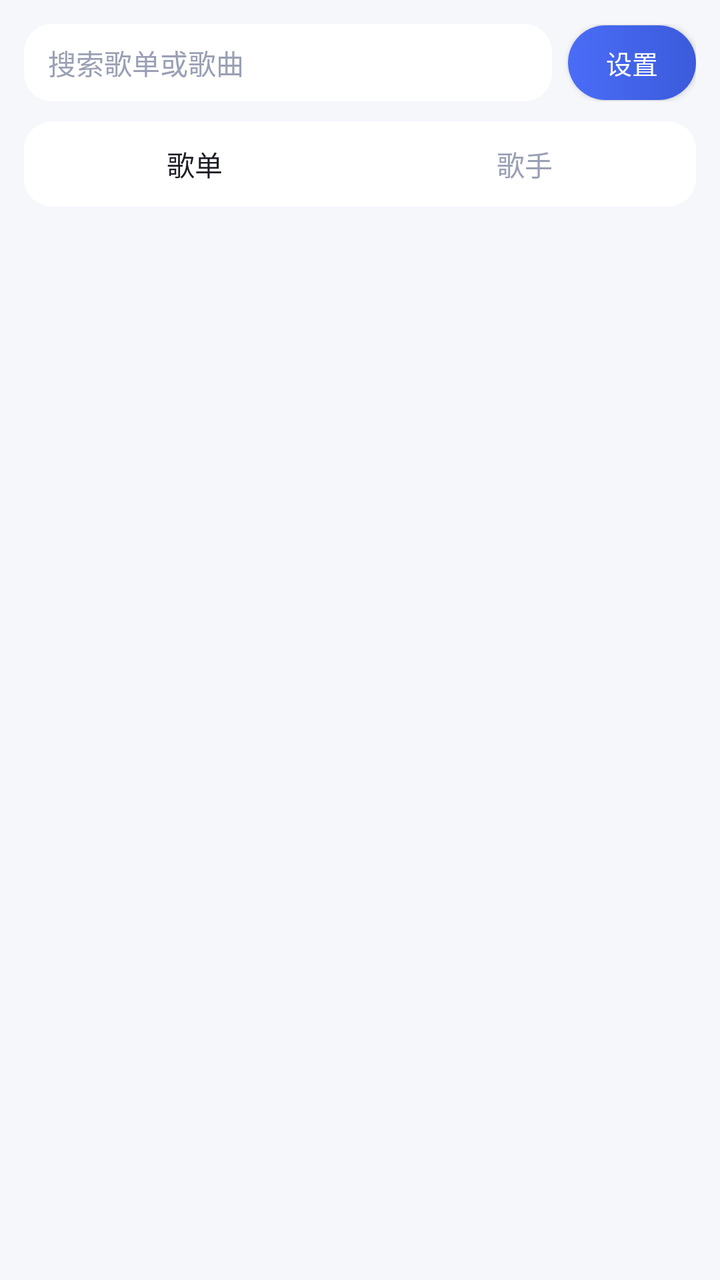
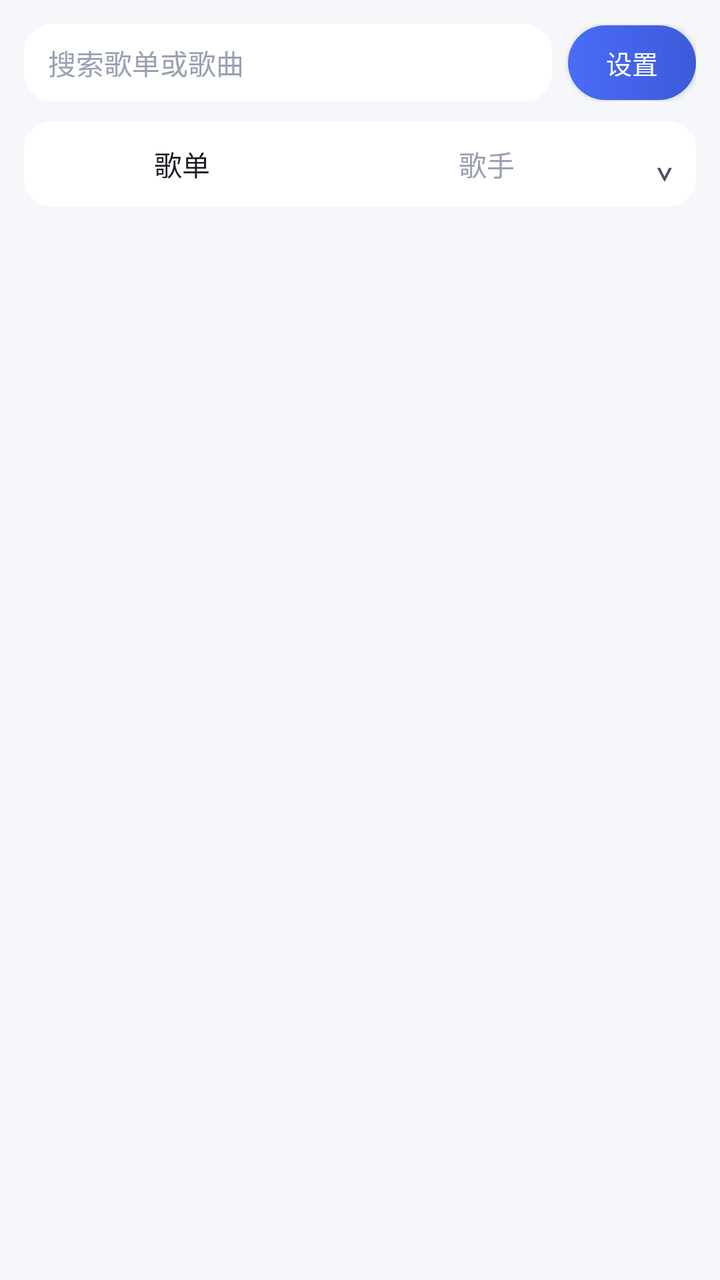

Compare the two renders of this Android layout. The source of the first and the diff that turns it into the second are given below.
<!-- AndroidManifest.xml: application theme Theme.SubtitlePlayer -->
<!-- res/layout/page_library.xml -->
<?xml version="1.0" encoding="utf-8"?>
<LinearLayout xmlns:android="http://schemas.android.com/apk/res/android"
    android:id="@+id/pageLibrary"
    android:layout_width="match_parent"
    android:layout_height="match_parent"
    android:orientation="vertical"
    android:padding="12dp">

    <LinearLayout
        android:layout_width="match_parent"
        android:layout_height="wrap_content"
        android:gravity="center_vertical"
        android:orientation="horizontal">

        <EditText
            android:id="@+id/searchEntry"
            android:layout_width="0dp"
            android:layout_height="wrap_content"
            android:layout_weight="1"
            android:background="@drawable/bg_mini"
            android:clickable="true"
            android:cursorVisible="false"
            android:focusable="false"
            android:hint="@string/search_hint"
            android:inputType="text"
            android:maxLines="1"
            android:paddingStart="12dp"
            android:paddingEnd="12dp"
            android:paddingTop="9dp"
            android:paddingBottom="9dp"
            android:textColor="@color/text_primary"
            android:textColorHint="@color/text_hint"
            android:textSize="14sp" />

        <Button
            android:id="@+id/btnSettings"
            style="@style/BtnStyle"
            android:layout_width="wrap_content"
            android:layout_height="wrap_content"
            android:layout_marginStart="8dp"
            android:minWidth="64dp"
            android:text="@string/settings" />
    </LinearLayout>

    <LinearLayout
        android:layout_width="match_parent"
        android:layout_height="wrap_content"
        android:layout_marginTop="10dp"
        android:background="@drawable/bg_mini"
        android:orientation="horizontal"
        android:padding="3dp">

        <TextView
            android:id="@+id/segPlaylists"
            android:layout_width="0dp"
            android:layout_height="wrap_content"
            android:layout_weight="1"
            android:background="@drawable/bg_segment_active"
            android:gravity="center"
            android:padding="8dp"
            android:text="@string/segment_playlists"
            android:textColor="@color/text_primary"
            android:textSize="14sp" />

        <TextView
            android:id="@+id/segArtists"
            android:layout_width="0dp"
            android:layout_height="wrap_content"
            android:layout_weight="1"
            android:gravity="center"
            android:padding="8dp"
            android:text="@string/segment_artists"
            android:textColor="@color/text_hint"
            android:textSize="14sp" />
    </LinearLayout>

    <TextView
        android:id="@+id/txtTreePath"
        android:layout_width="match_parent"
        android:layout_height="wrap_content"
        android:layout_marginTop="6dp"
        android:background="?attr/selectableItemBackground"
        android:clickable="true"
        android:ellipsize="start"
        android:focusable="true"
        android:gravity="center_vertical"
        android:paddingStart="4dp"
        android:paddingEnd="4dp"
        android:singleLine="true"
        android:textColor="@color/text_primary"
        android:textSize="13sp"
        android:visibility="gone" />

    <FrameLayout
        android:layout_width="match_parent"
        android:layout_height="0dp"
        android:layout_marginTop="8dp"
        android:layout_weight="1">

        <androidx.recyclerview.widget.RecyclerView
            android:id="@+id/recyclerPlaylists"
            android:layout_width="match_parent"
            android:layout_height="match_parent"
            android:clipToPadding="false"
            android:paddingBottom="8dp" />

        <androidx.recyclerview.widget.RecyclerView
            android:id="@+id/recyclerArtists"
            android:layout_width="match_parent"
            android:layout_height="match_parent"
            android:clipToPadding="false"
            android:paddingBottom="8dp"
            android:visibility="gone" />
    </FrameLayout>

</LinearLayout>
<!-- resources referenced by this layout -->
<resources>
  <color name="text_hint">#9AA0B4</color>
  <color name="text_primary">#1B1C24</color>
  <!-- drawable bg_mini (drawable) -->
  <?xml version="1.0" encoding="utf-8"?>
  <shape xmlns:android="http://schemas.android.com/apk/res/android"
      android:shape="rectangle">
      <corners android:radius="14dp" />
      <solid android:color="@color/surface" />
  </shape>
  <!-- drawable bg_segment_active (drawable) -->
  <?xml version="1.0" encoding="utf-8"?>
  <shape xmlns:android="http://schemas.android.com/apk/res/android"
      android:shape="rectangle">
      <corners android:radius="12dp" />
      <solid android:color="@color/surface" />
  </shape>
  <string name="search_hint">搜索歌单或歌曲</string>
  <string name="segment_artists">歌手</string>
  <string name="segment_playlists">歌单</string>
  <string name="settings">设置</string>
  <style name="BtnStyle" parent="Widget.AppCompat.Button">
          <item name="android:background">@drawable/bg_button</item>
          <item name="android:textColor">@color/white</item>
          <item name="android:textAllCaps">false</item>
          <item name="android:textSize">13sp</item>
          <item name="android:minHeight">0dp</item>
          <item name="android:minWidth">0dp</item>
          <item name="android:insetTop">0dp</item>
          <item name="android:insetBottom">0dp</item>
          <item name="android:paddingTop">9dp</item>
          <item name="android:paddingBottom">9dp</item>
          <item name="android:paddingStart">10dp</item>
          <item name="android:paddingEnd">10dp</item>
      </style>
  <style name="Theme.SubtitlePlayer" parent="Theme.AppCompat.DayNight.NoActionBar">
          <item name="android:windowBackground">@color/bg</item>
          <item name="android:statusBarColor">@color/bg</item>
          <item name="android:navigationBarColor">@color/bg</item>
          
          <item name="colorAccent">@color/accent</item>
          
          <item name="alertDialogTheme">@style/ShiYinAlertDialog</item>
      </style>
  <color name="surface">#FFFFFF</color>
  <!-- drawable bg_button (drawable) -->
  <?xml version="1.0" encoding="utf-8"?>
  <shape xmlns:android="http://schemas.android.com/apk/res/android"
      android:shape="rectangle">
      <corners android:radius="22dp" />
      <gradient
          android:angle="0"
          android:endColor="@color/accent_dark"
          android:startColor="@color/accent" />
  </shape>
  <color name="white">#FFFFFF</color>
  <color name="bg">#F6F7FB</color>
  <color name="accent">#4A6CF7</color>
  <style name="ShiYinAlertDialog" parent="Theme.AppCompat.DayNight.Dialog.Alert">
          <item name="colorAccent">@color/accent</item>
          <item name="android:windowBackground">@drawable/bg_dialog</item>
      </style>
  <color name="accent_dark">#3B5BDB</color>
  <!-- drawable bg_dialog (drawable) -->
  <?xml version="1.0" encoding="utf-8"?>
  <shape xmlns:android="http://schemas.android.com/apk/res/android"
      android:shape="rectangle">
      <corners android:radius="20dp" />
      <solid android:color="@color/bg" />
  </shape>
</resources>

<!-- the commit's change to res/layout/page_library.xml (unified diff, before → after) -->
@@ -72,6 +72,20 @@
             android:text="@string/segment_artists"
             android:textColor="@color/text_hint"
             android:textSize="14sp" />
+
+        
+        <TextView
+            android:id="@+id/btnPlaylistSort"
+            android:layout_width="wrap_content"
+            android:layout_height="match_parent"
+            android:background="?attr/selectableItemBackground"
+            android:contentDescription="@string/playlist_sort"
+            android:gravity="center"
+            android:paddingStart="8dp"
+            android:paddingEnd="8dp"
+            android:text="⌄"
+            android:textColor="@color/text_normal"
+            android:textSize="18sp" />
     </LinearLayout>
 
     <TextView
<!-- resource entries referenced after the edit -->
@@ -1,6 +1,7 @@
 <!-- resources referenced by this layout -->
 <resources>
   <color name="text_hint">#9AA0B4</color>
+  <color name="text_normal">#4A4D5C</color>
   <color name="text_primary">#1B1C24</color>
   <!-- drawable bg_mini (drawable) -->
   <?xml version="1.0" encoding="utf-8"?>
@@ -16,6 +17,7 @@
       <corners android:radius="12dp" />
       <solid android:color="@color/surface" />
   </shape>
+  <string name="playlist_sort">歌单排序</string>
   <string name="search_hint">搜索歌单或歌曲</string>
   <string name="segment_artists">歌手</string>
   <string name="segment_playlists">歌单</string>
